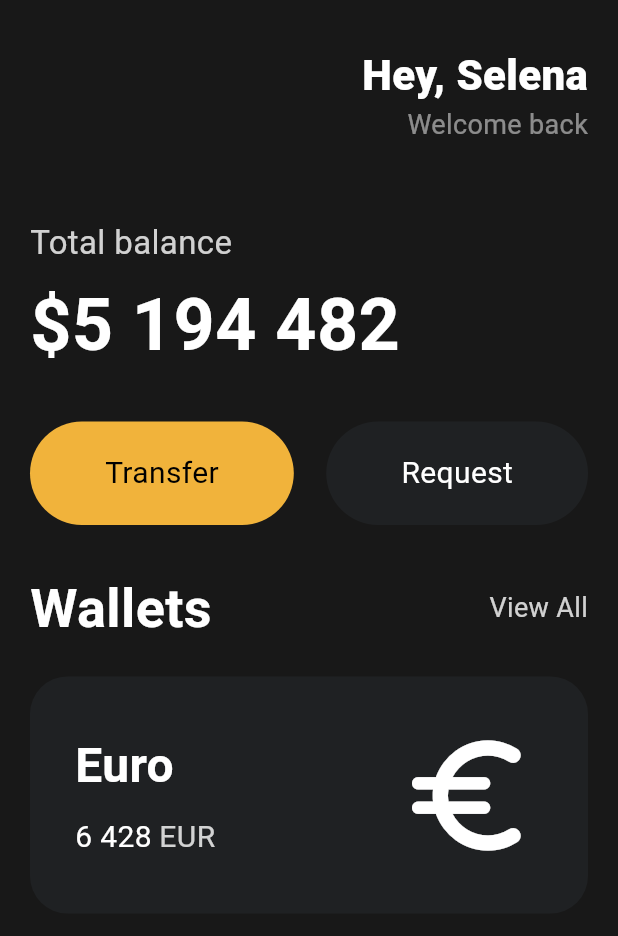
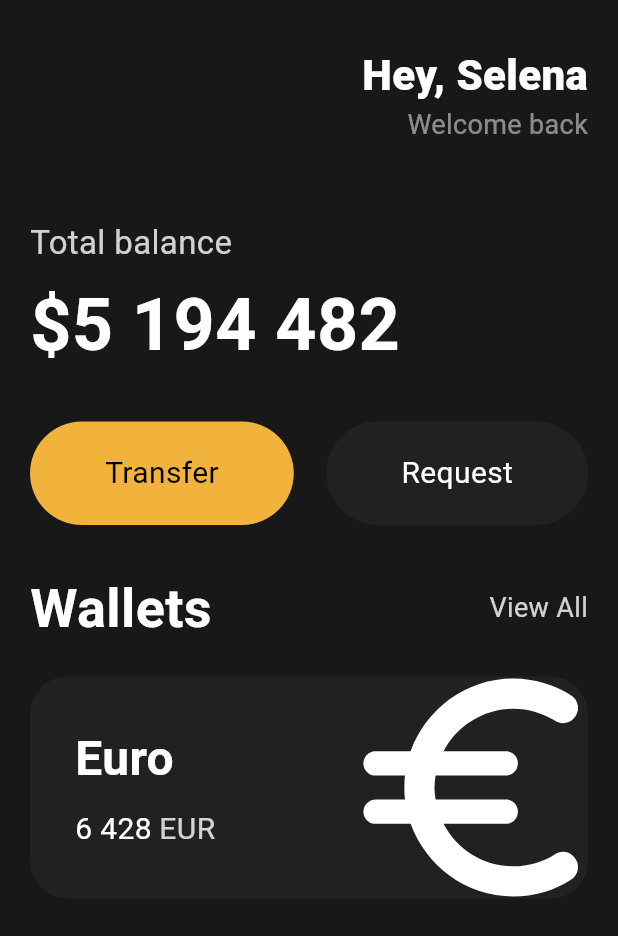
Before and after one commit to Genie1486/nomadecoder_flutter, a Flutter app: the screen it shows after launch, on a phone screen of 412 x 824 dp. Shown: the top 936 px of the screen. Run offline on Flutter 3.47's test engine with Material 3 defaults, Android fonts, the phone set to English and light mode, and no system bars.

Commit message:
3-26 Card의 유로 Icon 크기 키우기 (Card의 크기는 그대로, Icon 크기만 키움)

```diff
--- a/2_Hello_Flutter/toonflix/lib/main.dart
+++ b/2_Hello_Flutter/toonflix/lib/main.dart
@@ -210,10 +210,13 @@ class App extends StatelessWidget {
                             ),
                           ],
                         ),
-                        const Icon(
-                          Icons.euro_rounded,
-                          color: Colors.white,
-                          size: 98,
+                        Transform.scale(
+                          scale: 2.2,
+                          child: const Icon(
+                            Icons.euro_rounded,
+                            color: Colors.white,
+                            size: 88,
+                          ),
                         ),
                       ],
                     ),
```
